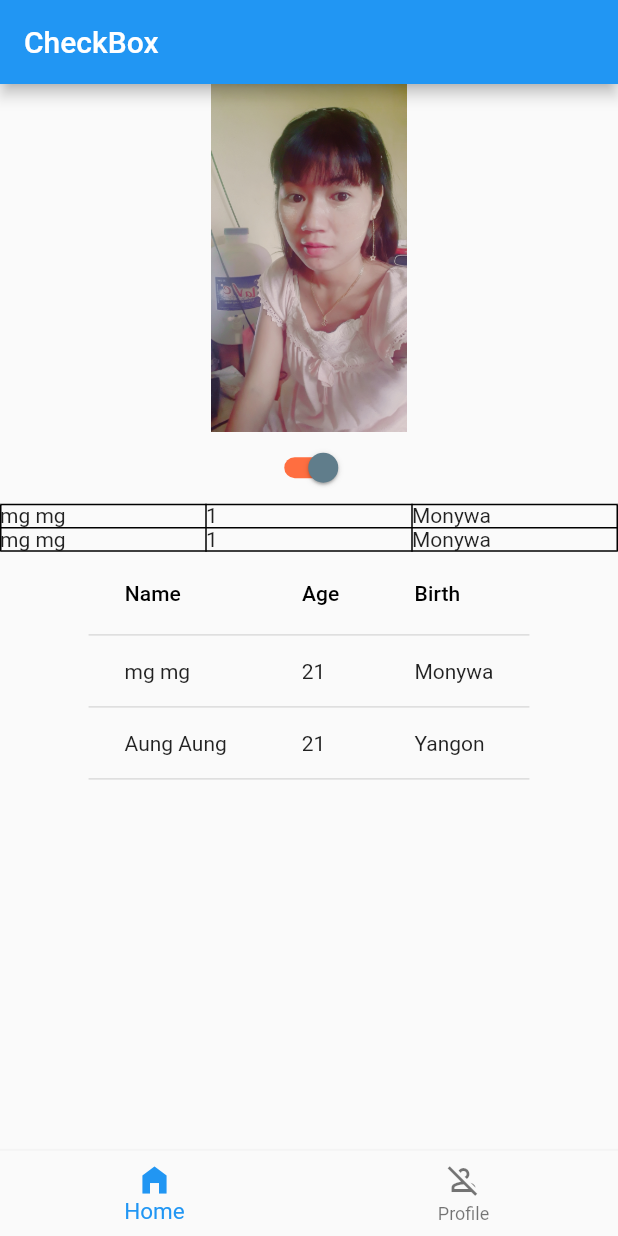
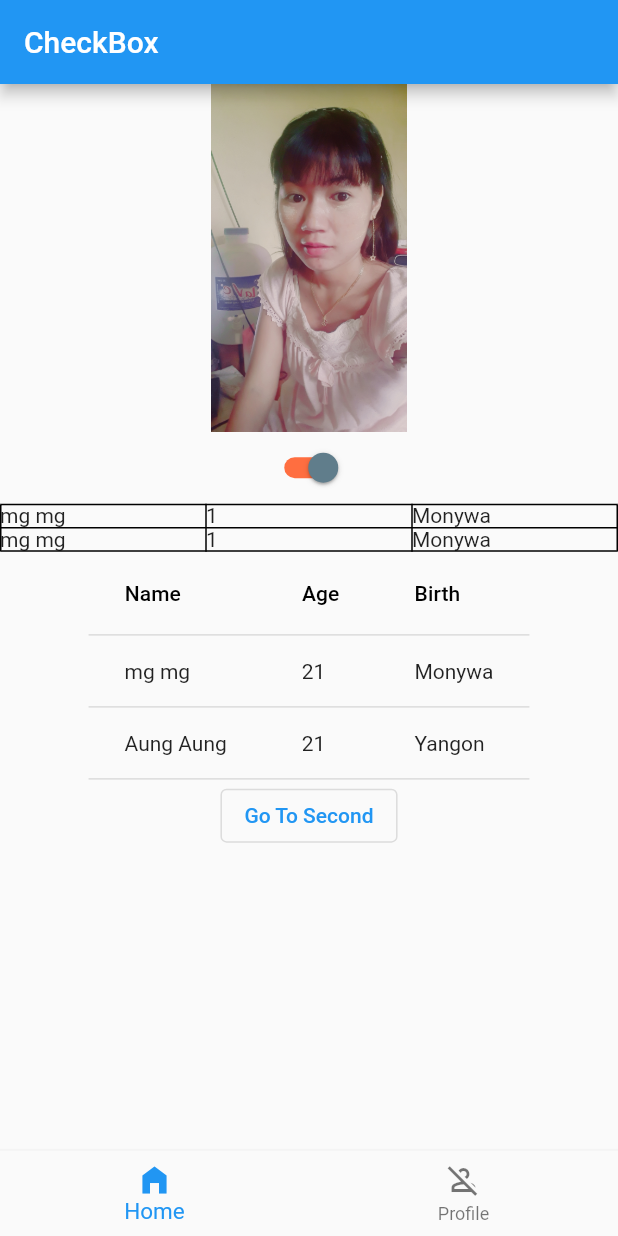
Before and after one commit to HeinnWaiHtet/flutter_first_app, a Flutter app: the screen it shows after launch, on a phone screen of 412 x 824 dp. Run offline on Flutter 3.47's test engine with Material 2 defaults, Android fonts, the phone set to English and light mode, and no system bars; drawn by our look-alikes of carousel_slider.

```diff
--- a/lib/main.dart
+++ b/lib/main.dart
@@ -1,5 +1,6 @@
 import 'package:flutter/material.dart';
 import 'package:carousel_slider/carousel_slider.dart';
+import 'second_page.dart';
 
 void main() {
   runApp(const MyApp());
@@ -19,8 +20,13 @@ class MyAppState extends State<MyApp>{
   bool switchState = true;
   @override
   // ignore: avoid_renaming_method_parameters
-  Widget build(BuildContext buildContext){
+  Widget build(BuildContext context){
     return MaterialApp(
+      routes: {
+        '/second_page' : (context){
+          return const SecondPage();
+        }
+      },
       debugShowCheckedModeBanner: false,
       title: "Flutter State Full Widget",
       home: Scaffold(
@@ -94,9 +100,20 @@ class MyAppState extends State<MyApp>{
                   DataCell(Text('21')),
                   DataCell(Text('Yangon')),
                 ]),
-              ])
+              ]),
+
+              Builder(builder: (context)=> OutlinedButton(
+                child: const Text('Go To Second'),
+                onPressed: (){
+                  // Navigator.pushNamed(context, '/second_page');
+                  Navigator.push(context, MaterialPageRoute(builder: (content){
+                    return const SecondPage();
+                  }));
+                },)
+              ),
             ],
           ),
+
         bottomNavigationBar: BottomNavigationBar(
           currentIndex: navBarIndex,
           selectedFontSize: 15,
```
Also changed, not shown: lib/second_page.dart (added, +28 -0 lines).
